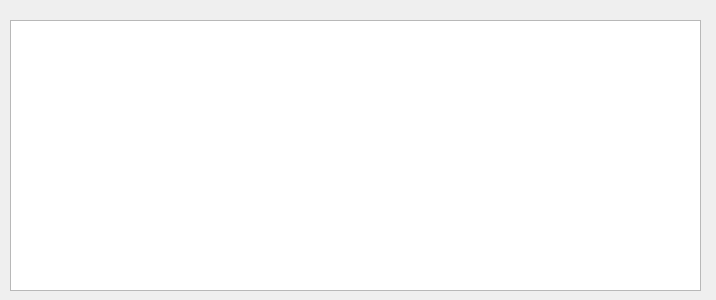
This is widget.ui in MatchaMusturd/Maze as Qt 5 draws it before an edit. The edited form follows.
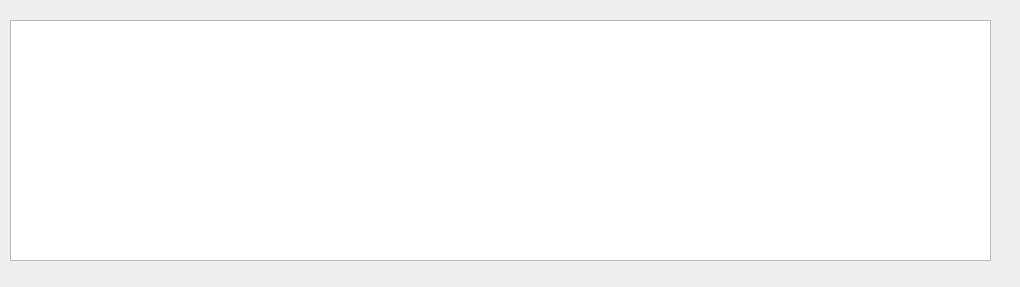
This is the edited form.

What changed in the file:
```diff
--- a/widget.ui
+++ b/widget.ui
@@ -6,8 +6,8 @@
    <rect>
     <x>0</x>
     <y>0</y>
-    <width>716</width>
-    <height>300</height>
+    <width>1020</width>
+    <height>287</height>
    </rect>
   </property>
   <property name="windowTitle">
@@ -18,8 +18,8 @@
     <rect>
      <x>10</x>
      <y>20</y>
-     <width>691</width>
-     <height>271</height>
+     <width>981</width>
+     <height>241</height>
     </rect>
    </property>
   </widget>
```
